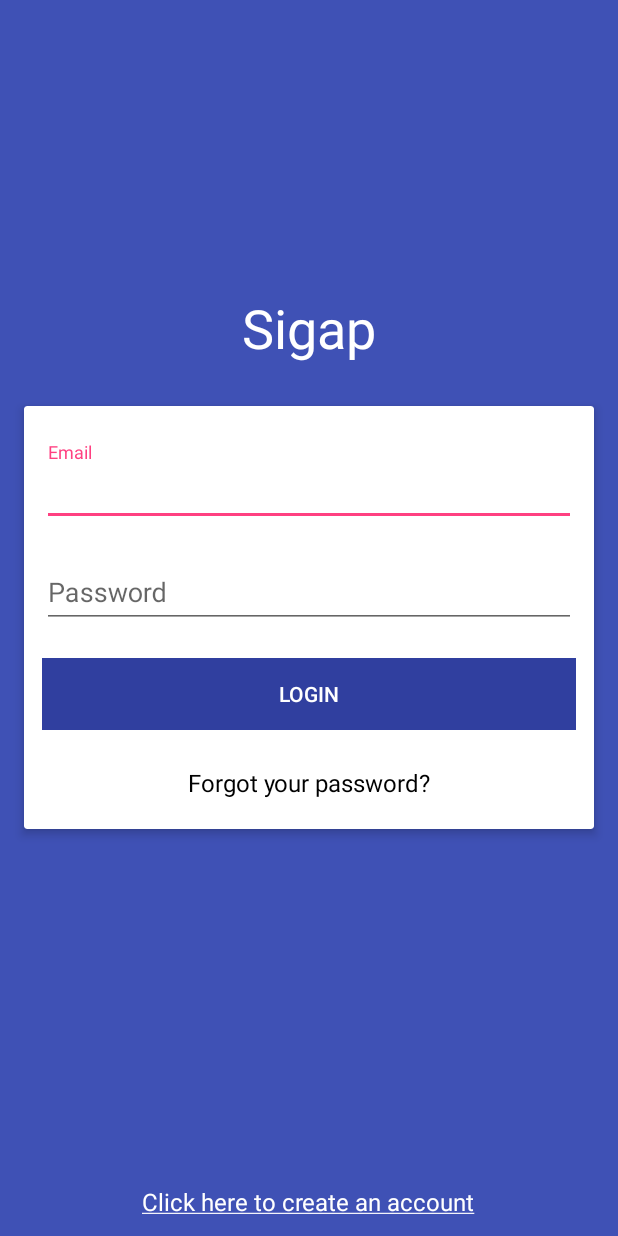
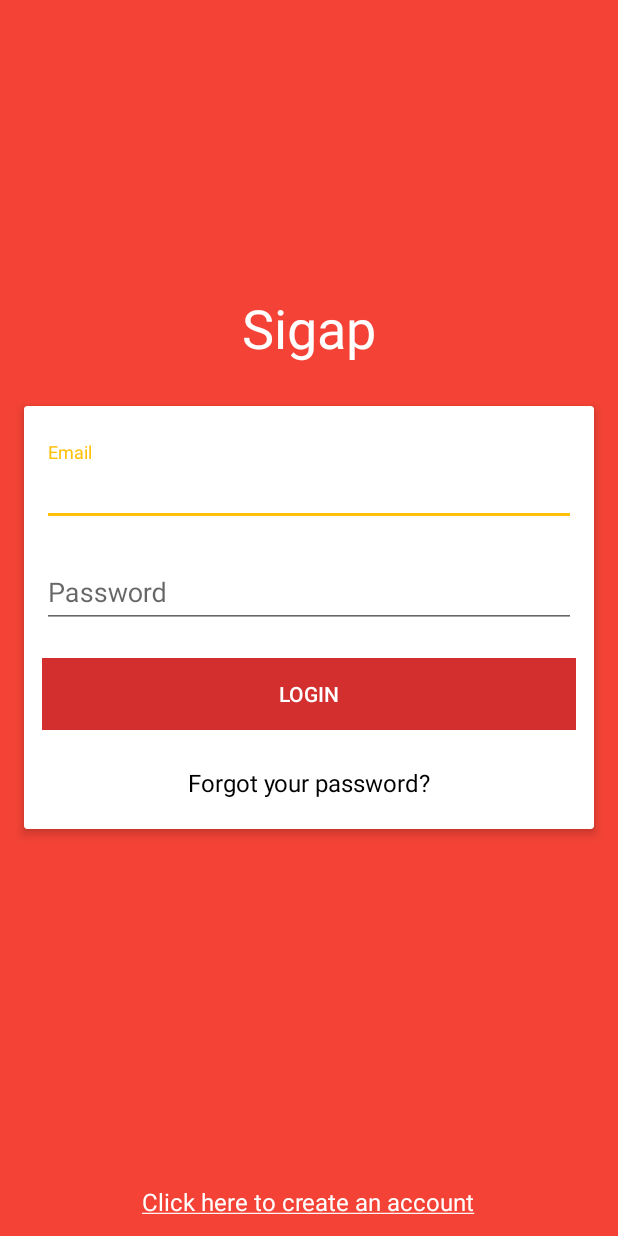
Before and after one commit to zetbaitsu/Sigap, an Android app: the layout activity_login.xml on its own in the app's theme, with its tools: preview values and no code run, on a phone screen of 412 x 824 dp. Run offline under Robolectric (Android 15) with nearby library versions, the phone set to English and light mode, and no system bars.

Commit message:
Change colors scheme

```diff
--- a/android/app/src/main/res/values/colors.xml
+++ b/android/app/src/main/res/values/colors.xml
@@ -1,6 +1,11 @@
 <?xml version="1.0" encoding="utf-8"?>
 <resources>
-    <color name="colorPrimary">#3F51B5</color>
-    <color name="colorPrimaryDark">#303F9F</color>
-    <color name="colorAccent">#FF4081</color>
+    <color name="colorPrimary">#F44336</color>
+    <color name="colorPrimaryDark">#D32F2F</color>
+    <color name="primary_light">#FFCDD2</color>
+    <color name="colorAccent">#FFC107</color>
+    <color name="primary_text">#212121</color>
+    <color name="secondary_text">#727272</color>
+    <color name="icons">#FFFFFF</color>
+    <color name="divider">#B6B6B6</color>
 </resources>
```
